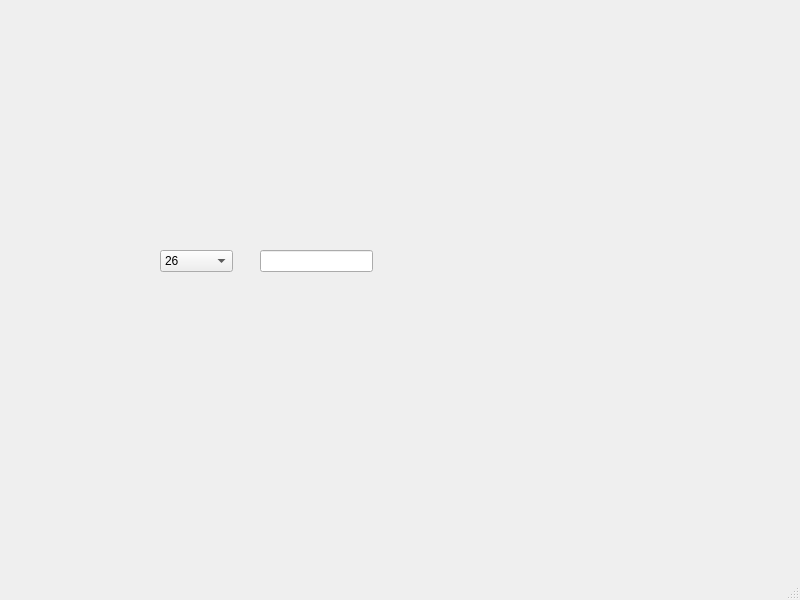
The window that PizzaCalculator.ui (kretschmer1982/PizzaCalculator) describes before a commit, drawn with Qt 5.
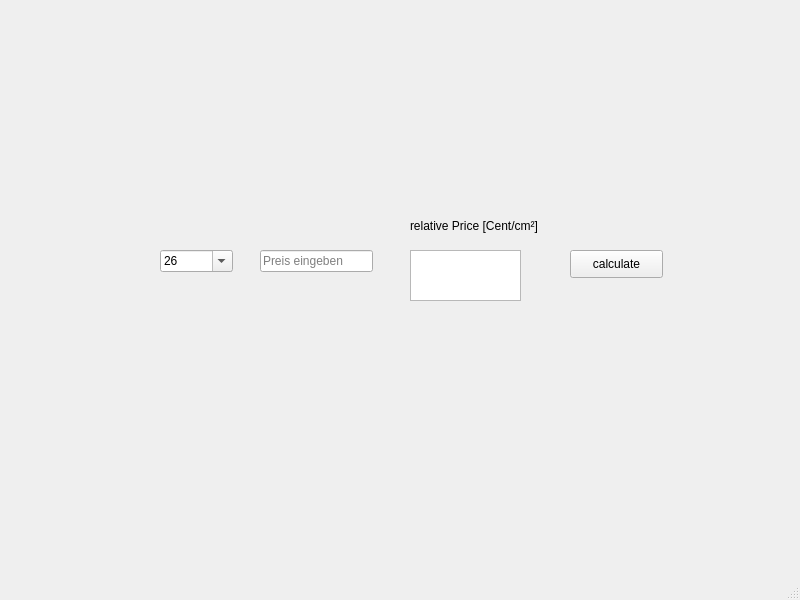
The same window after the commit.

Commit message: add calculation of relative price

```diff
--- a/PizzaCalculator.ui
+++ b/PizzaCalculator.ui
@@ -30,7 +30,10 @@
      <enum>Qt::DefaultContextMenu</enum>
     </property>
     <property name="editable">
-     <bool>false</bool>
+     <bool>true</bool>
+    </property>
+    <property name="currentText">
+     <string/>
     </property>
     <property name="currentIndex">
      <number>0</number>
@@ -64,6 +67,48 @@
       <width>113</width>
       <height>22</height>
      </rect>
+    </property>
+    <property name="placeholderText">
+     <string>Preis eingeben</string>
+    </property>
+   </widget>
+   <widget class="QLabel" name="label">
+    <property name="geometry">
+     <rect>
+      <x>410</x>
+      <y>210</y>
+      <width>141</width>
+      <height>31</height>
+     </rect>
+    </property>
+    <property name="text">
+     <string>relative Price [Cent/cm²]</string>
+    </property>
+   </widget>
+   <widget class="QTextBrowser" name="relativePrice1">
+    <property name="geometry">
+     <rect>
+      <x>410</x>
+      <y>250</y>
+      <width>111</width>
+      <height>51</height>
+     </rect>
+    </property>
+    <property name="readOnly">
+     <bool>false</bool>
+    </property>
+   </widget>
+   <widget class="QPushButton" name="calculate_PB">
+    <property name="geometry">
+     <rect>
+      <x>570</x>
+      <y>250</y>
+      <width>93</width>
+      <height>28</height>
+     </rect>
+    </property>
+    <property name="text">
+     <string>calculate</string>
     </property>
    </widget>
   </widget>
```
Left out of the diff: 4 changed lines with no effect on the pictures. The commit also changes 2 other files.
